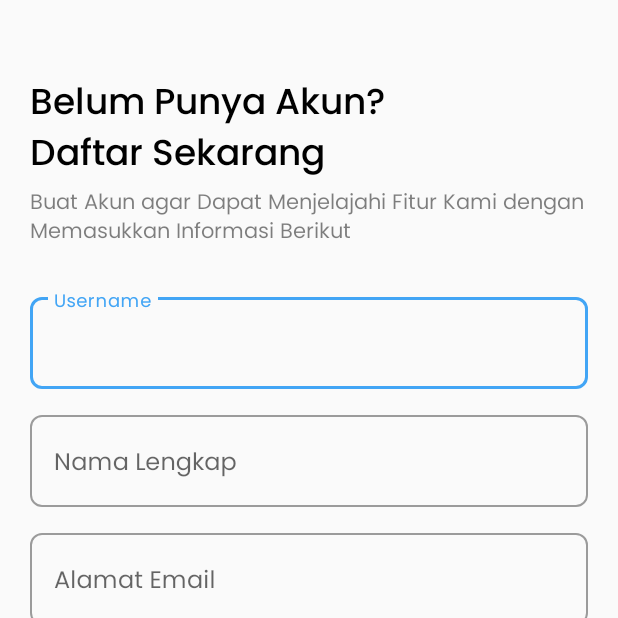
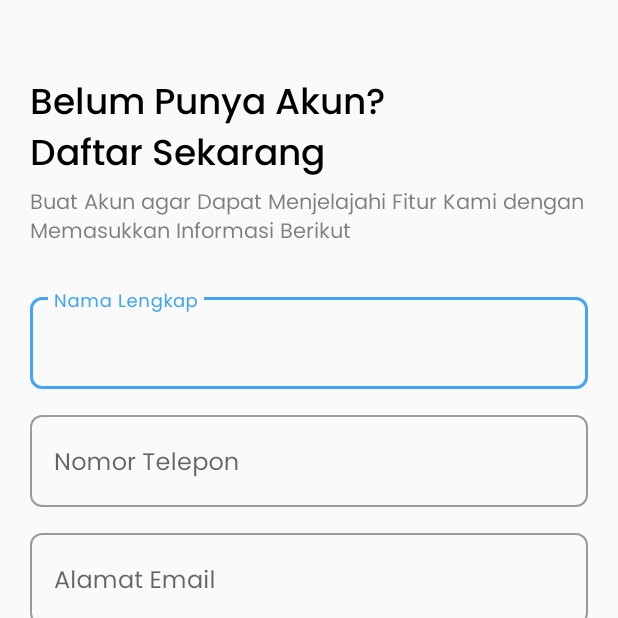
Before and after one commit to Ibrahimsyah/Naiz, an Android app: the screen it shows after launch (RegisterActivity), after a tap on "MULAI SEKARANG", on a phone screen of 412 x 824 dp, the top half of it. Run offline under Robolectric (Android 15) with nearby library versions, the phone set to English and light mode, and no system bars.

Commit message:
bind register

```diff
--- a/client/app/src/main/AndroidManifest.xml
+++ b/client/app/src/main/AndroidManifest.xml
@@ -20,6 +20,7 @@
         android:name=".App"
         android:allowBackup="true"
         android:fullBackupOnly="true"
+        android:usesCleartextTraffic="true"
         android:icon="@mipmap/ic_launcher"
         android:label="@string/app_name"
         android:roundIcon="@mipmap/ic_launcher_round"
--- a/client/app/src/main/java/com/bccowo/naiz/App.kt
+++ b/client/app/src/main/java/com/bccowo/naiz/App.kt
@@ -2,6 +2,7 @@ package com.bccowo.naiz
 
 import android.app.Application
 import com.bccowo.naiz.core.di.mainModule
+import com.bccowo.naiz.core.di.networkModule
 import com.bccowo.naiz.core.di.viewModelModule
 import org.koin.android.ext.koin.androidContext
 import org.koin.android.ext.koin.androidLogger
@@ -15,7 +16,7 @@ class App : Application() {
             androidLogger(Level.DEBUG)
             androidContext(this@App)
             modules(
-                mainModule, viewModelModule
+                mainModule, viewModelModule, networkModule
             )
         }
     }
--- /dev/null
+++ b/client/app/src/main/java/com/bccowo/naiz/core/config/Network.kt
@@ -0,0 +1,5 @@
+package com.bccowo.naiz.core.config
+
+object Network {
+    const val BASE_URL = "http://34.101.122.97:8080"
+}
--- a/client/app/src/main/java/com/bccowo/naiz/core/data/NaizRepository.kt
+++ b/client/app/src/main/java/com/bccowo/naiz/core/data/NaizRepository.kt
@@ -2,10 +2,17 @@ package com.bccowo.naiz.core.data
 
 import androidx.lifecycle.LiveData
 import androidx.lifecycle.MutableLiveData
+import com.bccowo.naiz.core.data.source.remote.RemoteDataSource
+import com.bccowo.naiz.core.data.source.remote.request.RegisterRequest
+import com.bccowo.naiz.core.data.source.remote.response.BasicResponse
 import com.bccowo.naiz.domain.model.Candi
 import com.bccowo.naiz.domain.repository.INaizRepository
 
-class NaizRepository : INaizRepository {
+class NaizRepository(private val remoteDataSource: RemoteDataSource) : INaizRepository {
+    override suspend fun registerUser(registerRequest: RegisterRequest): BasicResponse {
+        return remoteDataSource.registerUser(registerRequest)
+    }
+
     override suspend fun addCandiToBookmark(candi: Candi) {
 
     }
--- /dev/null
+++ b/client/app/src/main/java/com/bccowo/naiz/core/data/source/remote/NaizApi.kt
@@ -0,0 +1,12 @@
+package com.bccowo.naiz.core.data.source.remote
+
+import com.bccowo.naiz.core.data.source.remote.request.RegisterRequest
+import com.bccowo.naiz.core.data.source.remote.response.BasicResponse
+import retrofit2.http.Body
+import retrofit2.http.POST
+
+interface NaizApi {
+
+    @POST("/sign_up")
+    suspend fun registerUser(@Body registerBody: RegisterRequest): BasicResponse
+}
--- /dev/null
+++ b/client/app/src/main/java/com/bccowo/naiz/core/data/source/remote/RemoteDataSource.kt
@@ -0,0 +1,10 @@
+package com.bccowo.naiz.core.data.source.remote
+
+import com.bccowo.naiz.core.data.source.remote.request.RegisterRequest
+import com.bccowo.naiz.core.data.source.remote.response.BasicResponse
+
+class RemoteDataSource(private val naizApi: NaizApi) {
+    suspend fun registerUser(registerRequest: RegisterRequest): BasicResponse {
+        return naizApi.registerUser(registerRequest)
+    }
+}
--- /dev/null
+++ b/client/app/src/main/java/com/bccowo/naiz/core/data/source/remote/request/LoginRequest.kt
@@ -0,0 +1,6 @@
+package com.bccowo.naiz.core.data.source.remote.request
+
+data class LoginRequest(
+    val email: String,
+    val password: String
+)
--- /dev/null
+++ b/client/app/src/main/java/com/bccowo/naiz/core/data/source/remote/response/BasicResponse.kt
@@ -0,0 +1,5 @@
+package com.bccowo.naiz.core.data.source.remote.response
+
+data class BasicResponse(
+    val success: Boolean
+)
--- a/client/app/src/main/java/com/bccowo/naiz/core/di/MainModule.kt
+++ b/client/app/src/main/java/com/bccowo/naiz/core/di/MainModule.kt
@@ -1,15 +1,15 @@
 package com.bccowo.naiz.core.di
 
 import com.bccowo.naiz.core.data.NaizRepository
+import com.bccowo.naiz.core.data.source.remote.RemoteDataSource
 import com.bccowo.naiz.domain.repository.INaizRepository
-import com.bccowo.naiz.domain.usecase.CandiInteractor
-import com.bccowo.naiz.domain.usecase.CandiUseCase
-import com.bccowo.naiz.domain.usecase.QuizInteractor
-import com.bccowo.naiz.domain.usecase.QuizUseCase
+import com.bccowo.naiz.domain.usecase.*
 import org.koin.dsl.module
 
 val mainModule = module {
-    single<INaizRepository> { NaizRepository() }
+    single { RemoteDataSource(get()) }
+    single<INaizRepository> { NaizRepository(get()) }
     single<CandiUseCase> { CandiInteractor(get()) }
     single<QuizUseCase> { QuizInteractor(get()) }
+    single<UserUseCase> { UserInteractor(get()) }
 }
--- /dev/null
+++ b/client/app/src/main/java/com/bccowo/naiz/core/di/NetworkModule.kt
@@ -0,0 +1,18 @@
+package com.bccowo.naiz.core.di
+
+import com.bccowo.naiz.core.config.Network
+import com.bccowo.naiz.core.data.source.remote.NaizApi
+import org.koin.dsl.module
+import retrofit2.Retrofit
+import retrofit2.converter.gson.GsonConverterFactory
+
+val networkModule = module {
+    single {
+        Retrofit.Builder()
+            .addConverterFactory(GsonConverterFactory.create())
+            .baseUrl(Network.BASE_URL)
+            .build()
+    }
+
+    single<NaizApi> { get<Retrofit>().create(NaizApi::class.java) }
+}
--- a/client/app/src/main/java/com/bccowo/naiz/core/di/ViewModelModule.kt
+++ b/client/app/src/main/java/com/bccowo/naiz/core/di/ViewModelModule.kt
@@ -7,6 +7,7 @@ import com.bccowo.naiz.presentation.home.bookmark.BookmarkViewModel
 import com.bccowo.naiz.presentation.home.candilist.CandiListViewModel
 import com.bccowo.naiz.presentation.home.home.HomeViewModel
 import com.bccowo.naiz.presentation.home.quiz.QuizViewModel
+import com.bccowo.naiz.presentation.register.RegisterViewModel
 import org.koin.androidx.viewmodel.dsl.viewModel
 import org.koin.dsl.module
 
@@ -18,4 +19,5 @@ val viewModelModule = module {
     viewModel { DetailCandiViewModel(get()) }
     viewModel { NearestCandiViewModel(get()) }
     viewModel { OrnamentViewModel(get()) }
+    viewModel { RegisterViewModel(get()) }
 }
--- a/client/app/src/main/java/com/bccowo/naiz/domain/repository/INaizRepository.kt
+++ b/client/app/src/main/java/com/bccowo/naiz/domain/repository/INaizRepository.kt
@@ -1,9 +1,13 @@
 package com.bccowo.naiz.domain.repository
 
 import androidx.lifecycle.LiveData
+import com.bccowo.naiz.core.data.source.remote.request.RegisterRequest
+import com.bccowo.naiz.core.data.source.remote.response.BasicResponse
 import com.bccowo.naiz.domain.model.Candi
 
 interface INaizRepository {
+    suspend fun registerUser(registerRequest: RegisterRequest): BasicResponse
+
     suspend fun addCandiToBookmark(candi: Candi)
     suspend fun removeCandiFromBookmark(candi: Candi)
     fun checkCandiBookmarked(candiId: Int) : LiveData<Boolean>
--- /dev/null
+++ b/client/app/src/main/java/com/bccowo/naiz/domain/usecase/UserInteractor.kt
@@ -0,0 +1,16 @@
+package com.bccowo.naiz.domain.usecase
+
+import com.bccowo.naiz.core.data.source.remote.request.LoginRequest
+import com.bccowo.naiz.core.data.source.remote.request.RegisterRequest
+import com.bccowo.naiz.core.data.source.remote.response.BasicResponse
+import com.bccowo.naiz.domain.repository.INaizRepository
+
+class UserInteractor(private val naizRepository: INaizRepository) : UserUseCase {
+    override suspend fun registerUser(registerRequest: RegisterRequest): BasicResponse {
+        return naizRepository.registerUser(registerRequest)
+    }
+
+    override suspend fun loginUser(loginRequest: LoginRequest) {
+
+    }
+}
--- /dev/null
+++ b/client/app/src/main/java/com/bccowo/naiz/domain/usecase/UserUseCase.kt
@@ -0,0 +1,10 @@
+package com.bccowo.naiz.domain.usecase
+
+import com.bccowo.naiz.core.data.source.remote.request.LoginRequest
+import com.bccowo.naiz.core.data.source.remote.request.RegisterRequest
+import com.bccowo.naiz.core.data.source.remote.response.BasicResponse
+
+interface UserUseCase {
+    suspend fun registerUser(registerRequest: RegisterRequest): BasicResponse
+    suspend fun loginUser(loginRequest: LoginRequest)
+}
--- /dev/null
+++ b/client/app/src/main/java/com/bccowo/naiz/presentation/register/RegisterViewModel.kt
@@ -0,0 +1,27 @@
+package com.bccowo.naiz.presentation.register
+
+import androidx.lifecycle.MutableLiveData
+import androidx.lifecycle.ViewModel
+import androidx.lifecycle.viewModelScope
+import com.bccowo.naiz.core.data.source.remote.request.RegisterRequest
+import com.bccowo.naiz.domain.usecase.UserUseCase
+import kotlinx.coroutines.launch
+
+class RegisterViewModel(private val userUseCase: UserUseCase) : ViewModel() {
+    private val _loading = MutableLiveData(false)
+    private val _status = MutableLiveData(false)
+
+    val loading get() = _loading
+    val status get() = _status
+
+    fun registerUser(registerRequest: RegisterRequest) {
+        _status.postValue(false)
+        _loading.postValue(true)
+        viewModelScope.launch {
+            _loading.postValue(true)
+            val response = userUseCase.registerUser(registerRequest)
+            _status.postValue(response.success)
+            _loading.postValue(false)
+        }
+    }
+}
--- a/client/app/src/main/res/layout/activity_register.xml
+++ b/client/app/src/main/res/layout/activity_register.xml
@@ -33,7 +33,7 @@
             app:layout_constraintTop_toBottomOf="@id/register_title" />
 
         <com.google.android.material.textfield.TextInputLayout
-            android:id="@+id/username"
+            android:id="@+id/fullname"
             style="@style/Widget.MaterialComponents.TextInputLayout.OutlinedBox"
             android:layout_width="match_parent"
             android:layout_height="wrap_content"
@@ -49,33 +49,13 @@
             <com.google.android.material.textfield.TextInputEditText
                 android:layout_width="match_parent"
                 android:layout_height="wrap_content"
-                android:hint="@string/username"
-                android:inputType="text" />
-        </com.google.android.material.textfield.TextInputLayout>
-
-        <com.google.android.material.textfield.TextInputLayout
-            android:id="@+id/fullname"
-            style="@style/Widget.MaterialComponents.TextInputLayout.OutlinedBox"
-            android:layout_width="match_parent"
-            android:layout_height="wrap_content"
-            android:layout_marginTop="12dp"
-            app:boxCornerRadiusBottomEnd="8dp"
-            app:boxCornerRadiusBottomStart="8dp"
-            app:boxCornerRadiusTopEnd="8dp"
-            app:boxCornerRadiusTopStart="8dp"
-            app:layout_constraintLeft_toLeftOf="parent"
-            app:layout_constraintRight_toRightOf="parent"
-            app:layout_constraintTop_toBottomOf="@id/username">
-
-            <com.google.android.material.textfield.TextInputEditText
-                android:layout_width="match_parent"
-                android:layout_height="wrap_content"
+                android:id="@+id/ed_fullname"
                 android:hint="@string/fullname"
                 android:inputType="text" />
         </com.google.android.material.textfield.TextInputLayout>
 
         <com.google.android.material.textfield.TextInputLayout
-            android:id="@+id/email"
+            android:id="@+id/phone"
             style="@style/Widget.MaterialComponents.TextInputLayout.OutlinedBox"
             android:layout_width="match_parent"
             android:layout_height="wrap_content"
@@ -91,6 +71,29 @@
             <com.google.android.material.textfield.TextInputEditText
                 android:layout_width="match_parent"
                 android:layout_height="wrap_content"
+                android:hint="@string/phone_number"
+                android:id="@+id/ed_phone_number"
+                android:inputType="phone" />
+        </com.google.android.material.textfield.TextInputLayout>
+
+        <com.google.android.material.textfield.TextInputLayout
+            android:id="@+id/email"
+            style="@style/Widget.MaterialComponents.TextInputLayout.OutlinedBox"
+            android:layout_width="match_parent"
+            android:layout_height="wrap_content"
+            android:layout_marginTop="12dp"
+            app:boxCornerRadiusBottomEnd="8dp"
+            app:boxCornerRadiusBottomStart="8dp"
+            app:boxCornerRadiusTopEnd="8dp"
+            app:boxCornerRadiusTopStart="8dp"
+            app:layout_constraintLeft_toLeftOf="parent"
+            app:layout_constraintRight_toRightOf="parent"
+            app:layout_constraintTop_toBottomOf="@id/phone">
+
+            <com.google.android.material.textfield.TextInputEditText
+                android:layout_width="match_parent"
+                android:layout_height="wrap_content"
+                android:id="@+id/ed_email"
                 android:hint="@string/email"
                 android:inputType="textEmailAddress" />
         </com.google.android.material.textfield.TextInputLayout>
@@ -113,6 +116,7 @@
             <com.google.android.material.textfield.TextInputEditText
                 android:layout_width="match_parent"
                 android:layout_height="wrap_content"
+                android:id="@+id/ed_password"
                 android:hint="@string/password"
                 android:inputType="textPassword" />
         </com.google.android.material.textfield.TextInputLayout>
@@ -134,6 +138,7 @@
 
             <com.google.android.material.textfield.TextInputEditText
                 android:layout_width="match_parent"
+                android:id="@+id/ed_confirm_password"
                 android:layout_height="wrap_content"
                 android:hint="@string/confirm_password"
                 android:inputType="textPassword" />
@@ -141,6 +146,7 @@
 
         <Button
             android:layout_width="match_parent"
+            android:id="@+id/btn_register"
             android:layout_height="wrap_content"
             android:layout_marginTop="25dp"
             android:background="@drawable/bg_btn_primary"
@@ -148,5 +154,15 @@
             app:layout_constraintLeft_toLeftOf="parent"
             app:layout_constraintRight_toRightOf="parent"
             app:layout_constraintTop_toBottomOf="@id/confirm_password" />
+
+        <ProgressBar
+            android:id="@+id/progress_bar"
+            android:layout_width="50dp"
+            android:layout_height="50dp"
+            android:visibility="gone"
+            app:layout_constraintBottom_toBottomOf="parent"
+            app:layout_constraintLeft_toLeftOf="parent"
+            app:layout_constraintRight_toRightOf="parent"
+            app:layout_constraintTop_toTopOf="parent" />
     </androidx.constraintlayout.widget.ConstraintLayout>
 </ScrollView>
--- a/client/app/src/main/res/values/strings.xml
+++ b/client/app/src/main/res/values/strings.xml
@@ -70,4 +70,8 @@
     <string name="belum_ditemukan">Belum Ditemukan</string>
     <string name="check_logo">Check Logo</string>
     <string name="sudah_ditemukan">Sudah Ditemukan</string>
+    <string name="register_success">Registrasi Berhasil, Silahkan Login</string>
+    <string name="phone_number">Nomor Telepon</string>
+    <string name="make_sure_all_form_filled">Pastikan Semua Kolom Terisi</string>
+    <string name="make_sure_confirmation_password_matched">Pastikan Konfirmasi Kata Sandi Sesuai</string>
 </resources>
```
Also changed, not shown: client/app/src/main/java/com/bccowo/naiz/core/data/source/remote/request/RegisterRequest.kt (added, +8 -0 lines), client/app/src/main/java/com/bccowo/naiz/presentation/register/RegisterActivity.kt (+53 -2 lines).
